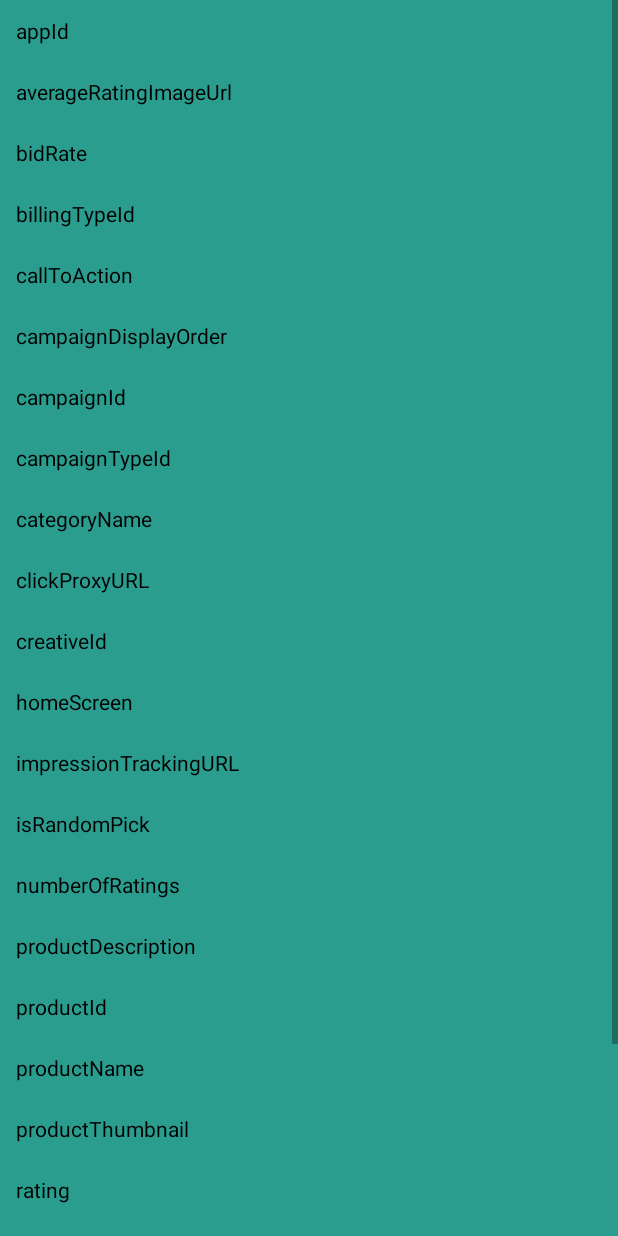
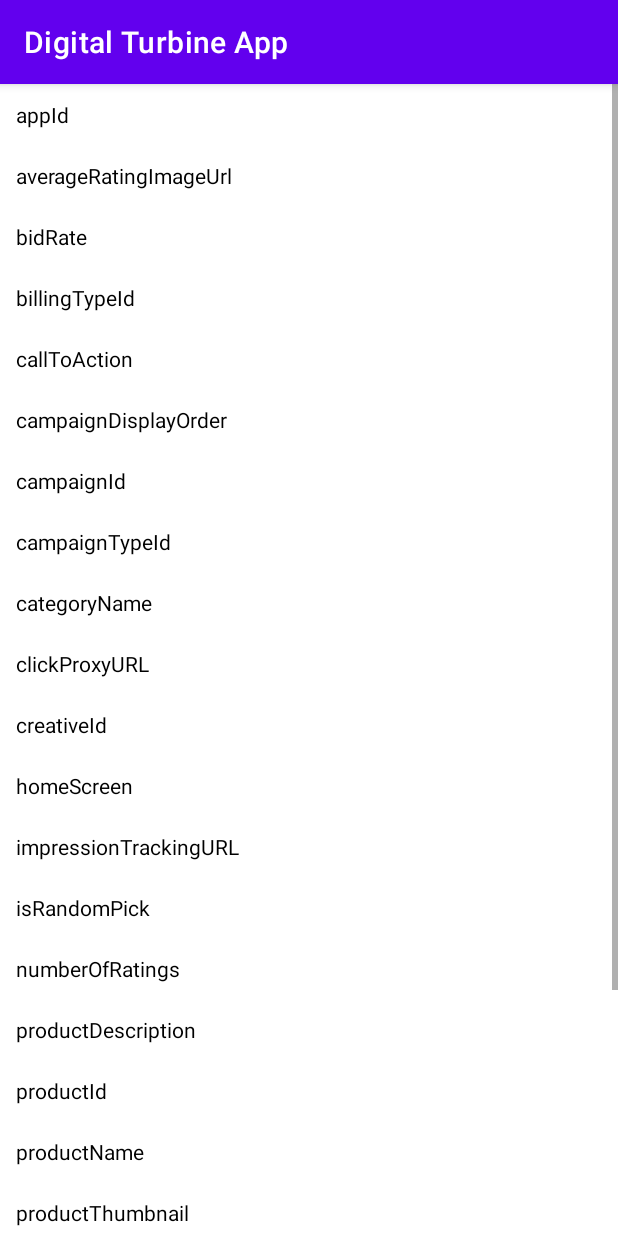
Before and after one commit to markusmcgee/DigitalTurbine, an Android app: the fragment DTDetailFragment placed in its activity, on a phone screen of 412 x 824 dp. Run offline under Robolectric (Android 15) with nearby library versions, the phone set to English and light mode, and no system bars; 24 statements that could not run were skipped.

Commit message:
Update - layout change

```diff
--- a/app/src/main/java/com/pnpc/dt/app/DTMainActivity.kt
+++ b/app/src/main/java/com/pnpc/dt/app/DTMainActivity.kt
@@ -3,6 +3,7 @@ package com.pnpc.dt.app
 import android.os.Bundle
 import android.view.LayoutInflater
 import androidx.activity.viewModels
+import androidx.appcompat.app.AppCompatActivity
 import androidx.fragment.app.FragmentActivity
 import androidx.lifecycle.Lifecycle
 import androidx.lifecycle.LifecycleRegistry
@@ -12,7 +13,7 @@ import com.pnpc.dt.app.view.DTDetailFragment
 import com.pnpc.dt.app.view.DTListFragment
 import com.pnpc.dt.app.viewmodel.AdsViewModel
 
-class DTMainActivity : FragmentActivity() {
+class DTMainActivity : AppCompatActivity() {
 
     private lateinit var viewBinding: DtMainActivityViewBinding
     private lateinit var lifecycleRegistry: LifecycleRegistry
@@ -25,6 +26,8 @@ class DTMainActivity : FragmentActivity() {
 
         viewBinding = DtMainActivityViewBinding.inflate(LayoutInflater.from(this))
         setContentView(viewBinding.root)
+        supportActionBar?.title = "Digital Turbine App"
+        supportActionBar?.show()
 
         val adsViewModel: AdsViewModel by viewModels()
 
@@ -46,6 +49,10 @@ class DTMainActivity : FragmentActivity() {
             fragmentTransaction.add(R.id.main_fragment_container, adDetailFragment)
                 fragmentTransaction.addToBackStack(DTDetailFragment.DT_DETAIL)
             fragmentTransaction.commit()
+
+            supportActionBar?.title = (it as Map<*, *>)["productName"].toString()
+            supportActionBar?.show()
+
         })
     }
 }
--- a/app/src/main/res/layout/dt_detail_fragment_view.xml
+++ b/app/src/main/res/layout/dt_detail_fragment_view.xml
@@ -2,7 +2,7 @@
 <ScrollView xmlns:android="http://schemas.android.com/apk/res/android"
     android:layout_width="match_parent"
     android:layout_height="match_parent"
-    android:background="#2a9d8f"
+    android:background="@android:color/white"
     android:orientation="vertical">
 
     <LinearLayout
@@ -14,7 +14,6 @@
             android:layout_width="match_parent"
             android:layout_height="wrap_content"
             android:orientation="horizontal"
-
             android:padding="5dp">
 
             <TextView
--- a/app/src/main/res/layout/dt_main_activity_view.xml
+++ b/app/src/main/res/layout/dt_main_activity_view.xml
@@ -8,7 +8,7 @@
     <androidx.fragment.app.FragmentContainerView
         android:id="@+id/main_fragment_container"
         android:layout_width="match_parent"
-        android:layout_height="match_parent"/>
+        android:layout_height="match_parent" />
 
 
 </FrameLayout>
```
